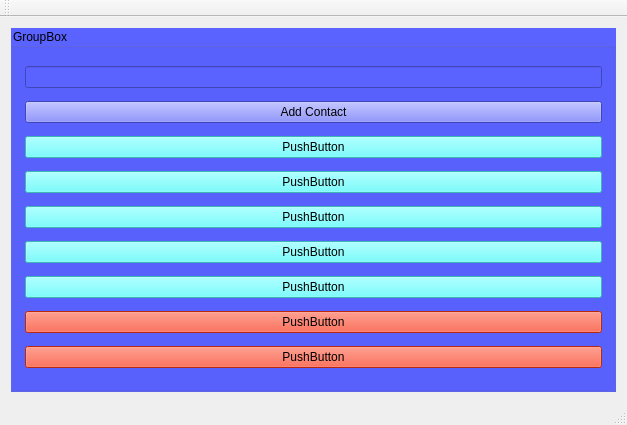
Before: the Qt Designer form MainClientNew/friendwindow.ui in r17v1/connect, drawn with Qt 5.
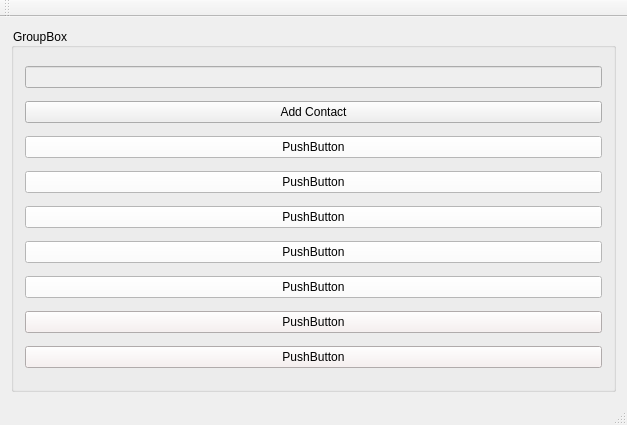
After: the same form once the commit is applied.

Diff of the .ui file:
```diff
--- a/MainClientNew/friendwindow.ui
+++ b/MainClientNew/friendwindow.ui
@@ -18,7 +18,7 @@
     <item>
      <widget class="QGroupBox" name="groupBox">
       <property name="styleSheet">
-       <string notr="true">background-color : rgb(90, 98, 255)</string>
+       <string notr="true">background-color : rgb(239, 239, 239)</string>
       </property>
       <property name="title">
        <string>GroupBox</string>
@@ -37,7 +37,7 @@
        <item>
         <widget class="QPushButton" name="pushButton">
          <property name="styleSheet">
-          <string notr="true">background-color : rgb(85, 255, 255)</string>
+          <string notr="true">background-color : rgb(255, 255, 255)</string>
          </property>
          <property name="text">
           <string>PushButton</string>
@@ -47,7 +47,7 @@
        <item>
         <widget class="QPushButton" name="pushButton_2">
          <property name="styleSheet">
-          <string notr="true">background-color : rgb(85, 255, 255)</string>
+          <string notr="true">background-color : rgb(255, 255, 255)</string>
          </property>
          <property name="text">
           <string>PushButton</string>
@@ -57,7 +57,7 @@
        <item>
         <widget class="QPushButton" name="pushButton_3">
          <property name="styleSheet">
-          <string notr="true">background-color : rgb(85, 255, 255)</string>
+          <string notr="true">background-color : rgb(255, 255, 255)</string>
          </property>
          <property name="text">
           <string>PushButton</string>
@@ -67,7 +67,7 @@
        <item>
         <widget class="QPushButton" name="pushButton_4">
          <property name="styleSheet">
-          <string notr="true">background-color : rgb(85, 255, 255)</string>
+          <string notr="true">background-color : rgb(255, 255, 255)</string>
          </property>
          <property name="text">
           <string>PushButton</string>
@@ -77,7 +77,7 @@
        <item>
         <widget class="QPushButton" name="pushButton_5">
          <property name="styleSheet">
-          <string notr="true">background-color : rgb(85, 255, 255)</string>
+          <string notr="true">background-color : rgb(255, 255, 255)</string>
          </property>
          <property name="text">
           <string>PushButton</string>
@@ -87,7 +87,7 @@
        <item>
         <widget class="QPushButton" name="pushButton_6">
          <property name="styleSheet">
-          <string notr="true">background-color : rgb(255, 56, 21)</string>
+          <string notr="true">background-color : rgb(247, 239, 239)</string>
          </property>
          <property name="text">
           <string>PushButton</string>
@@ -97,7 +97,7 @@
        <item>
         <widget class="QPushButton" name="pushButton_7">
          <property name="styleSheet">
-          <string notr="true">background-color : rgb(255, 56, 21)</string>
+          <string notr="true">background-color : rgb(247, 239, 239)</string>
          </property>
          <property name="text">
           <string>PushButton</string>
```
Left out of the diff: 2 changed lines with no effect on the pictures.
